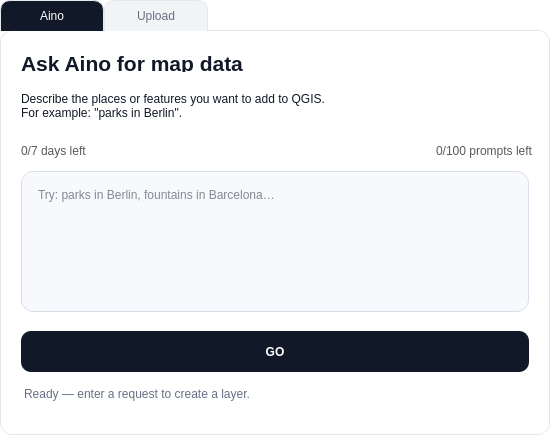
Before: the Qt Designer form src/main_tab/ui_files/main.ui in Aino-Technology/aino-qgis-plugin, drawn with Qt 5.
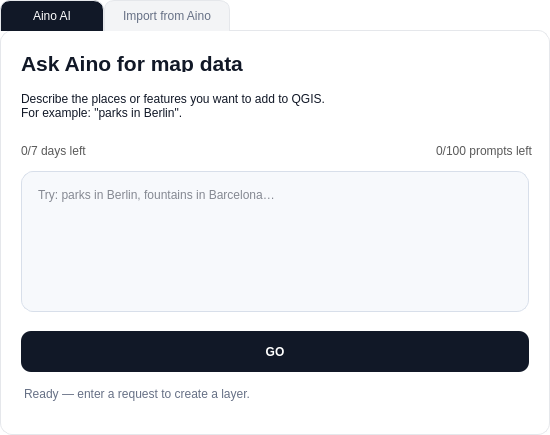
After: the same form once the commit is applied.

```diff
--- a/src/main_tab/ui_files/main.ui
+++ b/src/main_tab/ui_files/main.ui
@@ -131,7 +131,7 @@
   </property>
   <widget class="QWidget" name="main_tab">
    <attribute name="title">
-    <string>Aino</string>
+    <string>Aino AI</string>
    </attribute>
    <widget class="QTextEdit" name="prompt_field">
     <property name="geometry">
@@ -443,7 +443,7 @@
   </widget>
   <widget class="QWidget" name="upload_tab">
    <attribute name="title">
-    <string>Upload</string>
+    <string>Import from Aino</string>
    </attribute>
    <widget class="QLabel" name="label_2">
     <property name="geometry">
```
Left out of the diff: 2 changed lines with no effect on the pictures.
